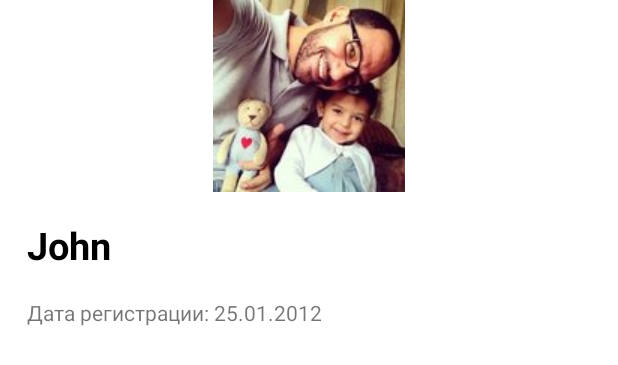
After one commit to AlexandrKiss/top_devs, an Android app: the layout user_info_fragment.xml on its own in the app's theme, with its tools: preview values and no code run, on a phone screen of 412 x 824 dp. The commit adds this screen. Shown: the top 365 px of the screen. Run offline under Robolectric (Android 15) with nearby library versions, the phone set to English and light mode, and no system bars.

Commit message:
Add UserInfoFragment: - get user from DB

```diff
--- a/app/src/main/AndroidManifest.xml
+++ b/app/src/main/AndroidManifest.xml
@@ -12,7 +12,7 @@
         android:roundIcon="@mipmap/ic_launcher_round"
         android:supportsRtl="true"
         android:theme="@style/Theme.TopDevs">
-        <activity android:name=".MainActivity">
+        <activity android:name=".ui.MainActivity">
             <intent-filter>
                 <action android:name="android.intent.action.MAIN" />
                 <category android:name="android.intent.category.LAUNCHER" />
--- a/app/src/main/java/ua/kiss/topdevs/database/dao/UserDao.kt
+++ b/app/src/main/java/ua/kiss/topdevs/database/dao/UserDao.kt
@@ -11,7 +11,7 @@ interface UserDao {
     @Query("SELECT * FROM User WHERE id = :id")
     fun getUser(id: Long): User?
 
-    @Insert
+    @Insert(onConflict = OnConflictStrategy.REPLACE)
     fun addUser(user: User)
 
     @Update
--- a/app/src/main/java/ua/kiss/topdevs/models/ApiUser.kt
+++ b/app/src/main/java/ua/kiss/topdevs/models/ApiUser.kt
@@ -13,4 +13,6 @@ data class ApiUser(
         val simpleDateFormat = SimpleDateFormat("dd.MM.yyyy", Locale.getDefault())
         return simpleDateFormat.format(this.createdAt)
     }
+
+    fun getUser(): User = User(id, createdAt.time, name, avatar)
 }
--- a/app/src/main/java/ua/kiss/topdevs/MainActivity.kt
+++ b/app/src/main/java/ua/kiss/topdevs/ui/MainActivity.kt
@@ -1,4 +1,4 @@
-package ua.kiss.topdevs
+package ua.kiss.topdevs.ui
 
 import androidx.appcompat.app.AppCompatActivity
 import android.os.Bundle
--- a/app/src/main/java/ua/kiss/topdevs/utils/ViewModelFactory.kt
+++ b/app/src/main/java/ua/kiss/topdevs/utils/ViewModelFactory.kt
@@ -2,13 +2,14 @@ package ua.kiss.topdevs.utils
 
 import androidx.lifecycle.ViewModel
 import androidx.lifecycle.ViewModelProvider
+import ua.kiss.topdevs.database.AppDataBase
 import ua.kiss.topdevs.network.ApiHelper
 import ua.kiss.topdevs.viewmodels.UserViewModel
 
-class ViewModelFactory(private val apiHelper: ApiHelper) : ViewModelProvider.Factory {
+class ViewModelFactory(private val apiHelper: ApiHelper, private val dataBase: AppDataBase) : ViewModelProvider.Factory {
     override fun <T : ViewModel?> create(modelClass: Class<T>): T {
         if (modelClass.isAssignableFrom(UserViewModel::class.java)) {
-            return UserViewModel(apiHelper) as T
+            return UserViewModel(apiHelper, dataBase) as T
         }
         throw IllegalArgumentException("Unknown class name")
     }
--- a/app/src/main/res/layout/activity_main.xml
+++ b/app/src/main/res/layout/activity_main.xml
@@ -4,7 +4,7 @@
     xmlns:tools="http://schemas.android.com/tools"
     android:layout_width="match_parent"
     android:layout_height="match_parent"
-    tools:context=".MainActivity">
+    tools:context=".ui.MainActivity">
 
     <fragment
         android:id="@+id/nav_host_fragment"
--- /dev/null
+++ b/app/src/main/res/layout/user_info_fragment.xml
@@ -0,0 +1,31 @@
+<?xml version="1.0" encoding="utf-8"?>
+<LinearLayout
+    xmlns:android="http://schemas.android.com/apk/res/android"
+    xmlns:tools="http://schemas.android.com/tools"
+    android:layout_width="match_parent"
+    android:layout_height="match_parent"
+    android:orientation="vertical"
+    android:layout_marginHorizontal="@dimen/general_horizontal_padding">
+
+    <ImageView
+        android:id="@+id/user_info_image"
+        android:layout_width="match_parent"
+        android:layout_height="wrap_content"
+        tools:src="@drawable/test_image" />
+
+    <TextView
+        style="@style/text_style_user_info_name"
+        android:id="@+id/user_info_name"
+        android:layout_width="wrap_content"
+        android:layout_height="wrap_content"
+        android:layout_marginTop="@dimen/general_horizontal_padding"
+        tools:text="John" />
+
+    <TextView
+        style="@style/text_style_user_info_date"
+        android:id="@+id/user_info_date"
+        android:layout_width="wrap_content"
+        android:layout_height="wrap_content"
+        android:layout_marginTop="@dimen/general_horizontal_padding"
+        tools:text="Дата регистрации: 25.01.2012" />
+</LinearLayout>
--- a/app/src/main/res/layout/user_list_item.xml
+++ b/app/src/main/res/layout/user_list_item.xml
@@ -17,13 +17,12 @@
         tools:src="@drawable/test_image" />
 
     <TextView
+        style="@style/text_style_user_item_name"
         android:id="@+id/user_item_name"
         android:layout_width="wrap_content"
         android:layout_height="wrap_content"
         android:layout_marginStart="16dp"
         android:layout_marginTop="16dp"
-        android:textSize="18sp"
-        android:textStyle="bold"
         app:layout_constraintStart_toEndOf="@+id/user_item_avatar"
         app:layout_constraintTop_toTopOf="parent"
         tools:text="Maxwell" />
--- a/app/src/main/res/values/themes.xml
+++ b/app/src/main/res/values/themes.xml
@@ -13,4 +13,17 @@
         <item name="android:statusBarColor" tools:targetApi="l">?attr/colorPrimaryVariant</item>
         <!-- Customize your theme here. -->
     </style>
+
+    <style name="text_style_user_item_name">
+        <item name="android:textSize">18sp</item>
+        <item name="android:textStyle">bold</item>
+    </style>
+    <style name="text_style_user_info_name">
+        <item name="android:textSize">25sp</item>
+        <item name="android:textStyle">bold</item>
+        <item name="android:textColor">@color/black</item>
+    </style>
+    <style name="text_style_user_info_date">
+        <item name="android:textSize">14sp</item>
+    </style>
 </resources>
```
Also changed, not shown: app/src/main/java/ua/kiss/topdevs/models/User.kt (+7 -1 lines), app/src/main/java/ua/kiss/topdevs/ui/BaseFragment.kt (added, +20 -0 lines), app/src/main/java/ua/kiss/topdevs/ui/UserInfoFragment.kt (added, +48 -0 lines), app/src/main/java/ua/kiss/topdevs/ui/UserListFragment.kt (+10 -8 lines), app/src/main/java/ua/kiss/topdevs/viewmodels/UserViewModel.kt (+28 -5 lines), app/src/main/res/navigation/mobile_navigation.xml (+14 -1 lines).
